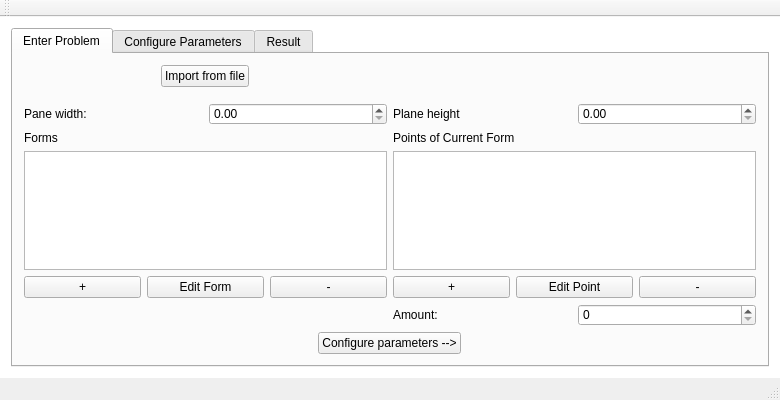
This is Optiblech/mainwindow.ui in CSNWEB/gi-2015 as Qt 5 draws it before an edit. The edited form follows.
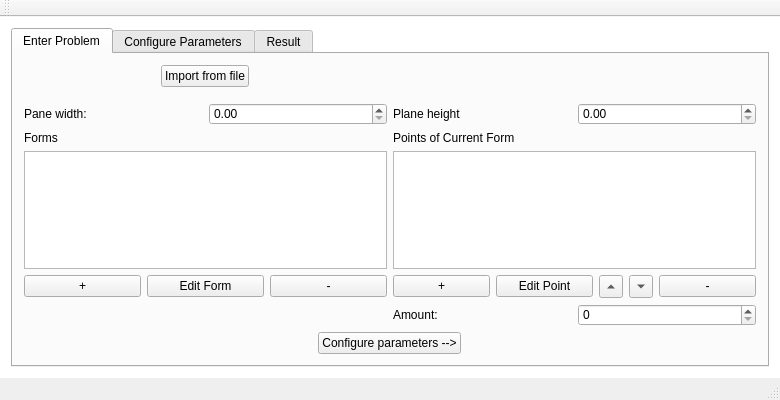
This is the edited form.

Commit message: gui updates and methods for problem editing

Diff of the .ui file:
```diff
--- a/Optiblech/mainwindow.ui
+++ b/Optiblech/mainwindow.ui
@@ -121,6 +121,26 @@
               </property>
              </widget>
             </item>
+            <item>
+             <widget class="QToolButton" name="pointUpButton">
+              <property name="text">
+               <string>...</string>
+              </property>
+              <property name="arrowType">
+               <enum>Qt::UpArrow</enum>
+              </property>
+             </widget>
+            </item>
+            <item>
+             <widget class="QToolButton" name="pointDownButton">
+              <property name="text">
+               <string>...</string>
+              </property>
+              <property name="arrowType">
+               <enum>Qt::DownArrow</enum>
+              </property>
+             </widget>
+            </item>
             <item>
              <widget class="QPushButton" name="delPointButton">
               <property name="text">
```
Left out of the diff: 4 changed lines with no effect on the pictures. The commit also changes 6 other files.
